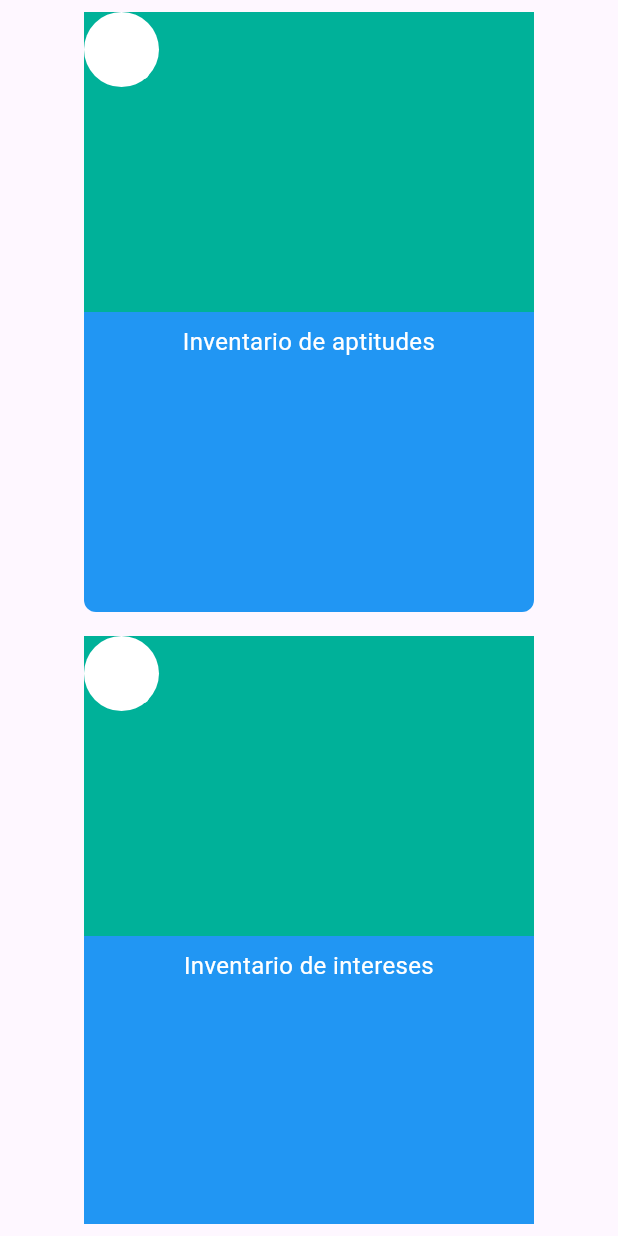
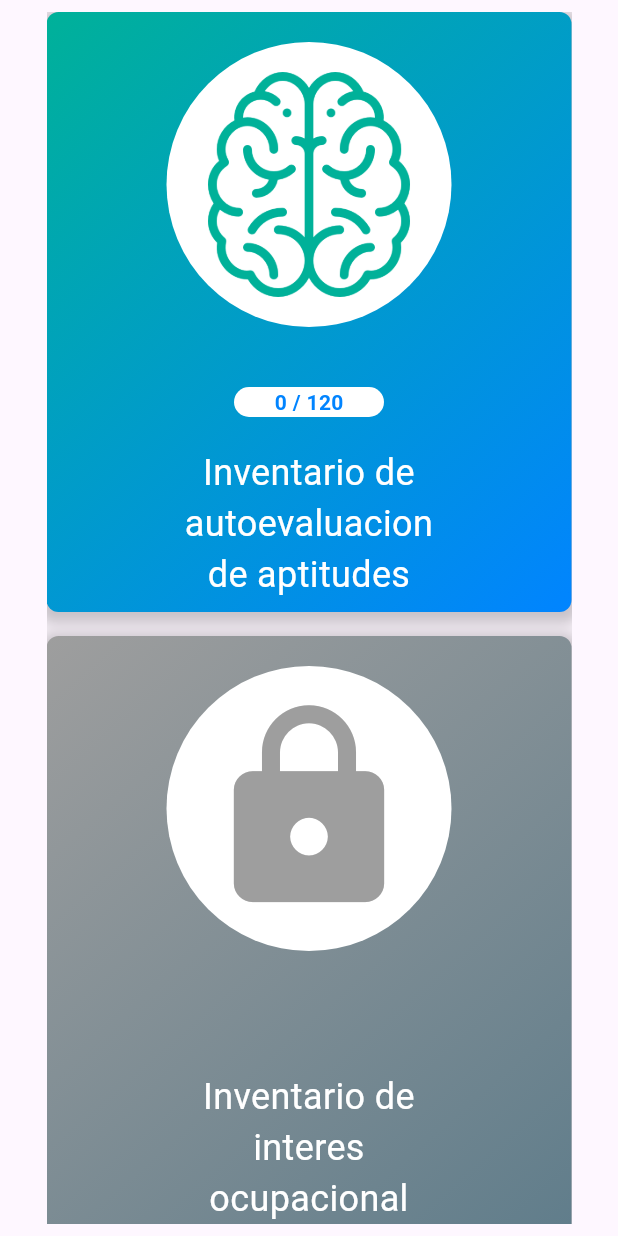
Before and after one commit to SuperrCris/mmpi_2, a Flutter app: the SeleccionInventario screen opened directly, on a phone screen of 412 x 824 dp. Run offline on Flutter 3.47's test engine with Material 3 defaults, Android fonts, the light colour scheme and no system bars; drawn by our look-alikes of auto_size_text.

Commit message:
Actualización: modificaciones en main, selecinventario, pubspec y nuevos archivos iniciosesion y recursos

```diff
--- a/lib/selecinventario.dart
+++ b/lib/selecinventario.dart
@@ -7,77 +7,180 @@ class SeleccionInventario extends StatefulWidget {
 }
 
 class _SeleccionInventarioState extends State<SeleccionInventario> {
-
-  List inventarios = [
-    "Inventario de aptitudes",
-    "Inventario de intereses",
-    "Inventario de valores",
-  ];
+  Map<String, dynamic> inventarios = {
+    "Inventario de autoevaluacion de aptitudes": {
+      "imagen": "recursos/cerebro.png",
+      "bloqueado": false,
+      "colores": [
+        Color.fromARGB(255, 0, 177, 153),
+        Color.fromARGB(255, 1, 132, 255),
+      ],
+      "ruta": "/inventario_autoevaluacion_aptitudes",
+    },
+    "Inventario de interes ocupacional": {
+      "imagen": "recursos/tridente.png",
+      "bloqueado": true,
+      "colores": [
+        Color.fromARGB(255, 255, 0, 0),
+        Color.fromARGB(255, 255, 132, 0),
+      ],
+      "ruta": "/inventario_interes_ocupacional",
+    },
+    "Inventario de preferencias universitarias": {
+      "imagen": "recursos/libro.png",
+      "bloqueado": true,
+      "colores": [
+        Color.fromARGB(255, 255, 0, 0),
+        Color.fromARGB(255, 255, 132, 0),
+      ],
+      "ruta": "/inventario_preferencias_universitarias",
+    },
+  };
 
   @override
   Widget build(BuildContext context) {
-    double width = MediaQuery.of(context).size.width;
-    double height = MediaQuery.of(context).size.height;
     return Scaffold(
-
       body: Center(
-
-
         child: Padding(
           padding: const EdgeInsets.all(8.0),
           child: SingleChildScrollView(
-
             child: Wrap(
               alignment: WrapAlignment.center,
               spacing: 16,
               runSpacing: 16,
-                children: inventarios.map((inventario) => Container(
-                constraints: BoxConstraints(maxWidth: 300, minWidth: 100, minHeight: 400 ),
+              children: inventarios.keys.map((inventario) {
+                return GestureDetector(
+                  onTap: () {
+                    if (!inventarios[inventario]["bloqueado"]) {
+                      Navigator.pushNamed(
+                        context,
+                        inventarios[inventario]["ruta"],
+                        arguments: {"info": inventarios[inventario]},
+                      );
+                    }
+                  },
+                  child: TweenAnimationBuilder<double>(
+                    tween: Tween(begin: 0, end: 1),
+                    duration: const Duration(milliseconds: 700),
+                    curve: Curves.easeOutBack,
+                    builder: (context, value, child) {
+                      final escala = 0.9 + (0.1 * value);
+                      return Opacity(
+                        opacity: value >= 0 && value <= 1 ? value : 1,
+                        child: Transform.scale(scale: escala, child: child),
+                      );
+                    },
+                    child: Container(
+                      constraints: BoxConstraints(
+                        minWidth: 350,
+                        minHeight: 400,
+                      ),
                       decoration: BoxDecoration(
-                  color: Colors.blue,
+                        gradient: LinearGradient(
+                          colors: inventarios[inventario]["bloqueado"]
+                              ? [Colors.grey, Colors.blueGrey]
+                              : inventarios[inventario]["colores"],
+                          begin: Alignment.topLeft,
+                          end: Alignment.bottomRight,
+                        ),
+                        boxShadow: [
+                          BoxShadow(
+                            color: const Color.fromARGB(55, 0, 0, 0),
+                            spreadRadius: 5,
+                            blurRadius: 7,
+                            offset: Offset(0, 3),
+                          ),
+                        ],
                         borderRadius: BorderRadius.circular(8),
                       ),
                       child: Stack(
+                        alignment: Alignment.bottomCenter,
                         children: [
-
-                    Column(
-                    children: [
+                          if (!inventarios[inventario]["bloqueado"])
+                            Positioned(
+                              top: 250,
+                              child: Container(
+                                height: 20,
+                                width: 100,
+                                decoration: BoxDecoration(
+                                  color: const Color.fromARGB(
+                                    255,
+                                    255,
+                                    255,
+                                    255,
+                                  ),
+                                  borderRadius: BorderRadius.all(
+                                    Radius.circular(45),
+                                  ),
+                                ),
+                                child: Center(
+                                  child: AutoSizeText(
+                                    "0 / 120",
+                                    style: TextStyle(
+                                      color:
+                                          inventarios[inventario]["colores"][1],
+                                      fontSize: 18,
+                                      fontWeight: FontWeight.bold,
+                                    ),
+                                    maxLines: 1,
+                                  ),
+                                ),
+                              ),
+                            ),
                           Container(
-                        height: 200,
-                        width: double.infinity,
-                        constraints: BoxConstraints(maxWidth: 300),
-                        decoration: BoxDecoration(
-                        color: const Color.fromARGB(255, 0, 177, 153),
-                        ),),
-
-                      SizedBox(height: 8),
-                      AutoSizeText(
+                            width: 200,
+                            padding: const EdgeInsets.all(8.0),
+                            child: AutoSizeText(
                               inventario,
-                        style: TextStyle(color: Colors.white, fontSize: 16),
+                              style: TextStyle(
+                                color: Colors.white,
+                                fontSize: 24,
+                              ),
                               maxLines: 3,
                               textAlign: TextAlign.center,
                             ),
+                          ),
+                          Positioned(
+                            top: 20,
+                            child: Container(
+                              constraints: BoxConstraints(
+                                maxWidth: 250,
+                                minWidth: 250,
+                              ),
+                              decoration: BoxDecoration(
+                                color: Colors.white,
+                                shape: BoxShape.circle,
+                              ),
+                              padding: EdgeInsets.all(20),
+                              child: inventarios[inventario]["bloqueado"]
+                                  ? Icon(
+                                      Icons.lock,
+                                      size: 150,
+                                      color: Colors.grey,
+                                    )
+                                  : Hero(
+                                      tag: "icono",
+                                    child: Image.asset(
+                                        width: 150,
+                                        height: 150,
+                                        inventarios[inventario]["imagen"] ??
+                                            "recursos/cerebro.png",
+                                        color:
+                                            inventarios[inventario]["bloqueado"]
+                                            ? Colors.grey
+                                            : inventarios[inventario]["colores"][0],
+                                      ),
+                                  ),
+                            ),
+                          ),
                         ],
                       ),
-                   Positioned(
-                    height: 50,
-                    width: 50,
-                    child: Center(
-                      child: Container(
-                        constraints: BoxConstraints(maxWidth: 50, minWidth: 40, ),
-                        decoration: BoxDecoration(
-                          color: Colors.white,
-                          shape: BoxShape.circle
                     ),
-                        padding: EdgeInsets.all(8),
-                        child: Icon(Icons.inventory, color: Colors.white, size: 40),
                   ),
-                    )),
-                  ]
+                );
+              }).toList(),
             ),
-              )).toList()),
           ),
-
         ),
       ),
     );
--- a/pubspec.yaml
+++ b/pubspec.yaml
@@ -18,3 +18,5 @@ dev_dependencies:
 
 flutter:
   uses-material-design: true
+  assets:
+    - recursos/
```
Also changed, not shown: lib/iniciosesion.dart (added, +182 -0 lines), lib/main.dart (+33 -5 lines), recursos/cerebro.png (added), recursos/libro.png (added), recursos/tridente.png (added). Lines whose indentation alone changed are shown as unchanged.
